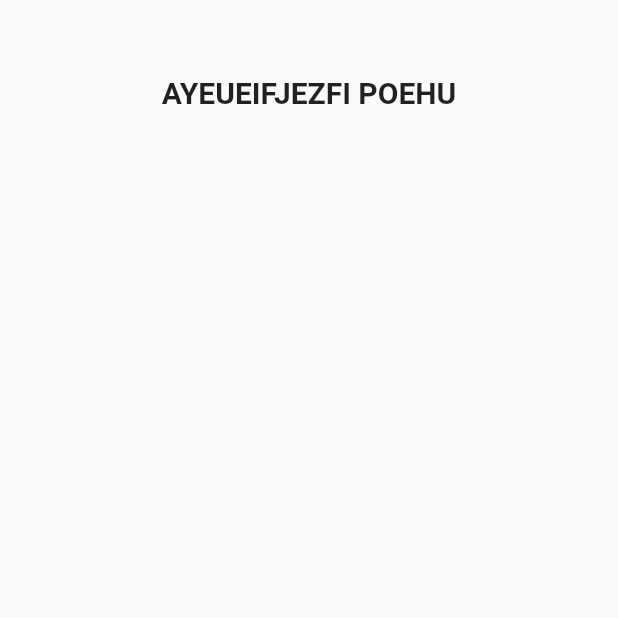
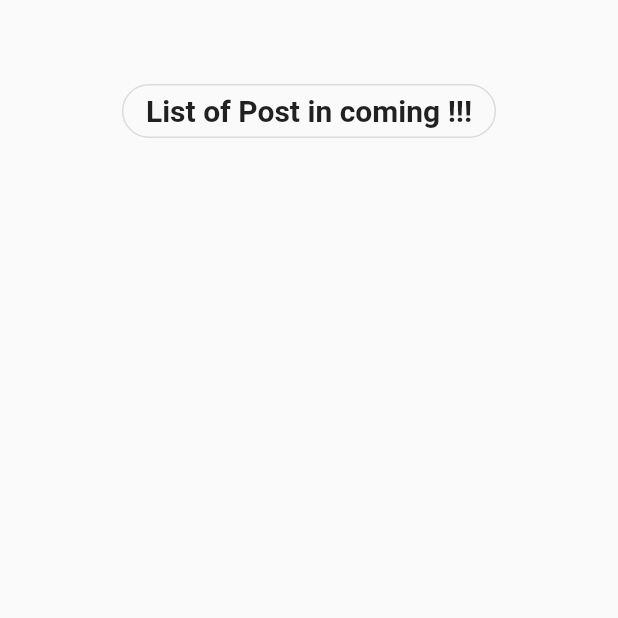
Before and after one commit to UgoSantoro/Fluffy, a Flutter app: the HomePage screen opened directly, on a phone screen of 412 x 824 dp, the top half of it. Run offline on Flutter 3.47's test engine with Material 2 defaults, Android fonts, the phone set to English and light mode, and no system bars; our stand-ins replace image_picker, shared_preferences; missing offline and left inert: flutter_facebook_login, flutter_statusbarcolor, linkedin_login, twitter_login; accounts and stored records are empty.

```diff
--- a/fluffy/lib/Model/SocialAccount.dart
+++ b/fluffy/lib/Model/SocialAccount.dart
@@ -3,9 +3,5 @@ class SocialAccount {
   String age;
   String location;
 
-  User();
-
-  ...
-
-  };
+  SocialAccount();
 }
--- a/fluffy/lib/home.dart
+++ b/fluffy/lib/home.dart
@@ -1,3 +1,4 @@
+import 'package:Fluffy/Detail_page.dart';
 import 'package:flutter/material.dart';
 import 'package:image_picker/image_picker.dart';
 import 'dart:io';
@@ -21,18 +22,20 @@ class _HomePageState extends State<HomePage> {
           child: Container(
             child: Column(
               children: <Widget>[
-                FlatButton(
-                  padding: new EdgeInsets.all(25.0),
-                  onPressed: () {},
+                Container(
+                  height: 50,
                 ),
-                Text(
-                  "AYEUEIFJEZFI POEHU",
-                  style: TextStyle(fontWeight: FontWeight.bold, fontSize: 20.0),
-                ),
-                Container(
-                  padding: new EdgeInsets.all(25.0),
-                  child: Column(
-                    children: <Widget>[],
+                OutlineButton(
+                  shape: new RoundedRectangleBorder(
+                      borderRadius: new BorderRadius.circular(30.0)),
+                  onPressed: () {
+                    Navigator.push(context,
+                        MaterialPageRoute(builder: (context) => DetailPage()));
+                  },
+                  child: Text(
+                    "List of Post in coming !!!",
+                    style:
+                        TextStyle(fontWeight: FontWeight.bold, fontSize: 20.0),
                   ),
                 ),
               ],
--- a/fluffy/lib/main.dart
+++ b/fluffy/lib/main.dart
@@ -9,8 +9,8 @@ import 'package:path/path.dart';
 //File Page Includ
 import './Detail_page.dart';
 import './profile.dart';
-import './Social.dart';
 import './login.dart';
+import './home.dart';
 
 void main() {
   runApp(MyApp());
@@ -93,7 +93,7 @@ class _MyHomePageState extends State<MyHomePage> {
       ),*/
       body: IndexedStack(
         children: <Widget>[
-          ProfilePage(),
+          HomePage(),
           ProfilePage(),
           ProfilePage(),
         ],
```
Also changed, not shown: fluffy/lib/app_icons_icons.dart (added, +35 -0 lines), fluffy/lib/login.dart (+112 -19 lines), fluffy/pubspec.yaml (+7 -2 lines), fluffy/assets/fonts/AppIcons.ttf (added), fluffy/pubspec.lock, 4 other files.
